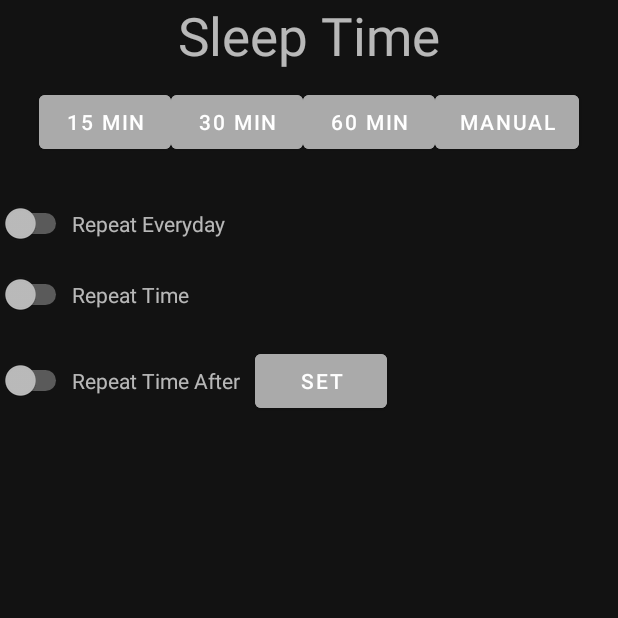
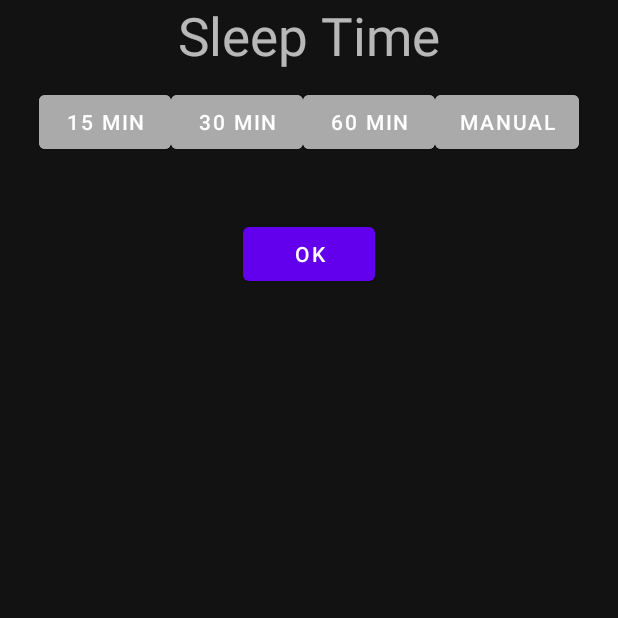
Before and after one commit to wahkorboy/MediaPlayer, an Android app: the SleepTimeActivity screen opened directly, with no data from a screen before it, on a phone screen of 412 x 824 dp, the top half of it. Run offline under Robolectric (Android 15) with nearby library versions, the phone set to English and light mode, and no system bars.

Commit message:
finish SleepActivity connect with Db
- todolist
calculate time for set Alarm
connect with Broadcast receiver

```diff
--- a/app/src/main/java/com/wahkor/mediaplayer/database/PlayerSQL.kt
+++ b/app/src/main/java/com/wahkor/mediaplayer/database/PlayerSQL.kt
@@ -5,10 +5,13 @@ import android.content.Context
 import android.database.Cursor
 import android.database.sqlite.SQLiteDatabase
 import android.database.sqlite.SQLiteOpenHelper
+import com.wahkor.mediaplayer.model.Sleep
 import com.wahkor.mediaplayer.model.Song
 
 
 class PlayerSQL(context: Context) : SQLiteOpenHelper(context, databaseName, null, databaseVersion) {
+
+
     companion object {
         const val databaseName = "player001.db"
         const val databaseVersion = 1
@@ -180,10 +183,27 @@ class PlayerSQL(context: Context) : SQLiteOpenHelper(context, databaseName, null
             cursor.getString(cursor.getColumnIndex(col_DISPLAY_NAME)))
 
     }
-    fun updateSleepTime(tableName: String,dataSet: String,values: ContentValues){
+    fun updateSleepTime(tableName: String,values: ContentValues){
         val db=this.writableDatabase
         db.delete(tableName,null,null)
-        create(tableName,dataSet = dataSet,values=values)
+        db.insert(tableName,null,values)
+        db.close()
 
     }
+    fun getSleepTimeTable(tableName:String): Sleep {
+        var sleep= Sleep("Non",0,0,0)
+        val db=this.writableDatabase
+        val cursor=db.rawQuery("Select * from $tableName",null)
+        if(cursor != null){
+            while (cursor.moveToNext()){
+                sleep= Sleep(
+                    cursor.getString(cursor.getColumnIndex("SleepMode")),
+                    cursor.getLong(cursor.getColumnIndex("TimeInDay")),
+                    cursor.getLong(cursor.getColumnIndex("TimeDelay")),
+                    cursor.getLong(cursor.getColumnIndex("TimeAfter"))
+                )
+            }
+        }
+        return sleep
+    }
 }
--- a/app/src/main/res/layout/activity_sleep_time.xml
+++ b/app/src/main/res/layout/activity_sleep_time.xml
@@ -45,6 +45,7 @@
         android:layout_width="match_parent"
         android:layout_height="wrap_content"
         android:id="@+id/everydayLayout"
+        android:visibility="gone"
         android:orientation="horizontal"
         >
         <Switch
@@ -61,6 +62,7 @@
         android:layout_width="match_parent"
         android:layout_height="wrap_content"
         android:id="@+id/everytimeLayout"
+        android:visibility="gone"
         android:orientation="horizontal"
         >
         <Switch
@@ -78,6 +80,7 @@
         android:layout_width="match_parent"
         android:layout_height="wrap_content"
         android:id="@+id/everyTimeAfterLayout"
+        android:visibility="gone"
         android:orientation="horizontal"
         >
         <Switch
@@ -97,5 +100,18 @@
             android:id="@+id/setAfter" />
     </LinearLayout>
 
+    <LinearLayout
+        android:layout_marginTop="30dp"
+        android:layout_width="match_parent"
+        android:layout_height="wrap_content"
+        android:gravity="center"
+        android:orientation="horizontal">
+        <Button
+            android:layout_width="wrap_content"
+            android:layout_height="wrap_content"
+            android:id="@+id/submit"
+            android:text="OK" />
+    </LinearLayout>
+
 
 </LinearLayout>
```
Also changed, not shown: app/src/main/java/com/wahkor/mediaplayer/SleepTimeActivity.kt (+134 -71 lines).
